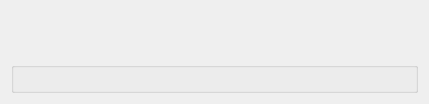
dsgoficial/SAP_Operador, file SAP/worksItem.ui: the form before one commit.
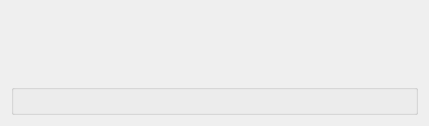
The form after the commit.

Diff of the .ui file:
```diff
--- a/SAP/worksItem.ui
+++ b/SAP/worksItem.ui
@@ -7,7 +7,7 @@
     <x>0</x>
     <y>0</y>
     <width>429</width>
-    <height>104</height>
+    <height>126</height>
    </rect>
   </property>
   <property name="windowTitle">
```
Left out of the diff: 11 changed lines with no effect on the pictures.
